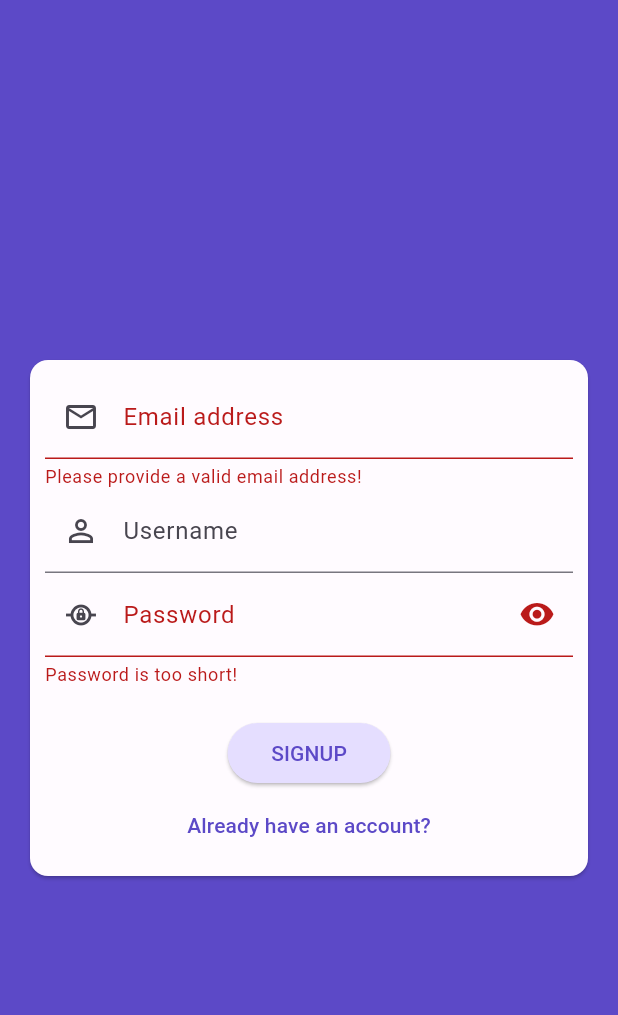
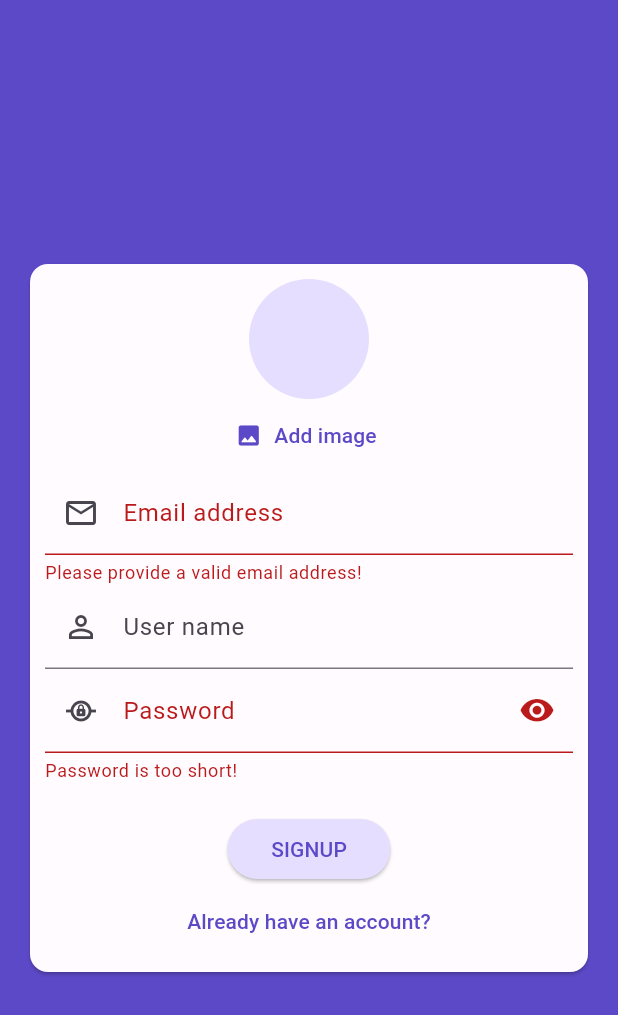
Before and after one commit to Enayat01/chat_app, a Flutter app: the screen it shows after launch, after a tap on "LOGIN", after a tap on "Create new account", on a phone screen of 412 x 824 dp. Shown: the top 1015 px of the screen. Run offline on Flutter 3.47's test engine with Material 2 defaults, Android fonts, the phone set to English and light mode, and no system bars; drawn by our look-alikes of dynamic_color; our stand-ins replace cloud_firestore, firebase_auth, firebase_core, firebase_messaging, flutter_local_notifications, image_picker; accounts and stored records are empty.

Commit message:
App icon Image picker Bug fixes and improvements

```diff
--- /dev/null
+++ b/lib/config/constants.dart
@@ -0,0 +1,22 @@
+const appTitle = 'Chat Room';
+const logout = 'logout';
+const signInErrorMsg = 'An error occurred, please check your credentials!';
+
+///Auth form texts
+const emailLabel = 'Email address';
+const emailValidationText = 'Please provide a valid email address!';
+const userNameLabel = 'User name';
+const userNameValidationText = 'Username must be at least 4 characters.';
+const passwordLabel = 'Password';
+const passwordValidationText = 'Password is too short!';
+const loginButtonText = 'LOGIN';
+const signupButtonText = 'SIGNUP';
+const newAccountText = 'Create new account';
+const accountExistsText = 'Already have an account?';
+const addImageButtonText = 'Add image';
+const imageValidationText = 'Please pick an image.';
+
+///Auth form value keys
+const emailKey = 'email';
+const usernameKey = 'username';
+const passwordKey = 'password';
--- a/lib/main.dart
+++ b/lib/main.dart
@@ -10,8 +10,11 @@ import 'config/color_schemes.dart';
 import 'screens/auth_screen.dart';
 import 'screens/chat_screen.dart';
 
+@pragma('vm:entry-point')
 Future<void> backgroundHandler(RemoteMessage message) async {
-  print(message.notification!.title);
+  await Firebase.initializeApp();
+  debugPrint(message.notification!.title);
+  debugPrint("Handling a background message: ${message.messageId}");
 }
 
 FirebaseMessaging messaging = FirebaseMessaging.instance;
--- a/lib/services/notification_service.dart
+++ b/lib/services/notification_service.dart
@@ -6,7 +6,7 @@ class NotificationService {
       FlutterLocalNotificationsPlugin();
 
   static void initialize() {
-    // initializationSettings  for Android
+    /// initializationSettings  for Android
     const InitializationSettings initializationSettings =
         InitializationSettings(
       android: AndroidInitializationSettings("@mipmap/ic_launcher"),
--- a/lib/widgets/auth/auth_form.dart
+++ b/lib/widgets/auth/auth_form.dart
@@ -1,4 +1,8 @@
+import 'dart:io';
+
+import 'package:chat_app/config/constants.dart';
 import 'package:flutter/material.dart';
+import 'package:image_picker/image_picker.dart';
 
 class AuthForm extends StatefulWidget {
   final bool isLoading;
@@ -7,7 +11,6 @@ class AuthForm extends StatefulWidget {
     String password,
     String username,
     bool isLogin,
-    BuildContext ctx, //context for snackBar
   ) submitForm;
   const AuthForm(this.submitForm, this.isLoading, {Key? key}) : super(key: key);
 
@@ -17,27 +20,48 @@ class AuthForm extends StatefulWidget {
 
 class _AuthFormState extends State<AuthForm> {
   final _formKey = GlobalKey<FormState>();
-  var _isObscurePassword = true; // hidden password
-  var _isLogin = true;
-  var _userEmail = '';
-  var _userName = '';
-  var _userPassword = '';
+  bool _isObscurePassword = true; // hidden password
+  bool _showLogin = true;
+  String _userEmail = '';
+  String _userName = '';
+  String _userPassword = '';
+  final _picker = ImagePicker();
+  File? _pickedImage;
 
   void _submit() {
     final isValid = _formKey.currentState?.validate();
-    if (isValid == false) {
+    FocusScope.of(context).unfocus(); //close the soft keyboard after submit
+    if (_pickedImage == null && !_showLogin) {
+      ///Show error message
+      ScaffoldMessenger.of(context).showSnackBar(
+        SnackBar(
+          content: const Text(imageValidationText),
+          backgroundColor: Theme.of(context).errorColor,
+        ),
+      );
+      return;
+    }
+
+    if (isValid == false || isValid == null) {
       return; //returning if validation fails
     }
-    FocusScope.of(context).unfocus(); //close the soft keyboard after submit
+
     _formKey.currentState?.save();
-    //using values to send auth request
+
+    ///using values to send auth request
     widget.submitForm(
       _userEmail.trim(),
       _userPassword.trim(),
       _userName.trim(),
-      _isLogin,
-      context,
+      _showLogin,
     );
+  }
+
+  void _pickImage(ImageSource source) async {
+    final image = await _picker.pickImage(source: source);
+    setState(() {
+      _pickedImage = File(image!.path);
+    });
   }
 
   @override
@@ -53,17 +77,34 @@ class _AuthFormState extends State<AuthForm> {
               child: Column(
                 mainAxisSize: MainAxisSize.min,
                 children: [
+                  if (!_showLogin)
+                    CircleAvatar(
+                      radius: 40,
+                      backgroundColor:
+                          Theme.of(context).colorScheme.primaryContainer,
+                      backgroundImage: _pickedImage == null
+                          ? null
+                          : FileImage(_pickedImage!),
+                    ),
+                  if (!_showLogin)
+                    TextButton.icon(
+                      onPressed: () {
+                        _pickImage(ImageSource.gallery);
+                      },
+                      icon: const Icon(Icons.image_rounded),
+                      label: const Text(addImageButtonText),
+                    ),
                   TextFormField(
-                    key: const ValueKey('email'),
+                    key: const ValueKey(emailKey),
                     keyboardType: TextInputType.emailAddress,
                     decoration: const InputDecoration(
-                      labelText: 'Email address',
+                      labelText: emailLabel,
                       prefixIcon: Icon(Icons.email_outlined),
                     ),
                     validator: (value) {
                       //checking for empty field and it must contain @ symbol
-                      if (value!.isEmpty || !value.contains("@")) {
-                        return 'Please provide a valid email address!';
+                      if (value!.isEmpty || !value.contains('@')) {
+                        return emailValidationText;
                       }
                       return null;
                     },
@@ -74,17 +115,17 @@ class _AuthFormState extends State<AuthForm> {
                     },
                   ),
 
-                  if (!_isLogin) // show username if in signup mode
+                  if (!_showLogin) // show username if in signup mode
                     TextFormField(
-                      key: const ValueKey('username'),
+                      key: const ValueKey(usernameKey),
                       decoration: const InputDecoration(
-                        labelText: 'Username',
+                        labelText: userNameLabel,
                         prefixIcon: Icon(Icons.person_outline_outlined),
                       ),
                       validator: (value) {
                         //checking for empty field and setting min length required
                         if (value!.isEmpty || value.length < 4) {
-                          return 'Username must be at least 4 characters.';
+                          return userNameValidationText;
                         }
                         return null;
                       },
@@ -96,10 +137,10 @@ class _AuthFormState extends State<AuthForm> {
                     ),
 
                   TextFormField(
-                    key: const ValueKey('password'),
+                    key: const ValueKey(passwordKey),
                     obscureText: _isObscurePassword,
                     decoration: InputDecoration(
-                      labelText: 'Password',
+                      labelText: passwordLabel,
                       prefixIcon:
                           const Icon(Icons.private_connectivity_outlined),
                       suffixIcon: IconButton(
@@ -117,7 +158,7 @@ class _AuthFormState extends State<AuthForm> {
                     validator: (value) {
                       //checking for empty field and setting min length required
                       if (value!.isEmpty || value.length < 5) {
-                        return 'Password is too short!';
+                        return passwordValidationText;
                       }
                       return null;
                     },
@@ -141,7 +182,8 @@ class _AuthFormState extends State<AuthForm> {
                       ),
                       child: Padding(
                         padding: const EdgeInsets.all(5.0),
-                        child: Text(_isLogin ? 'LOGIN' : 'SIGNUP'),
+                        child: Text(
+                            _showLogin ? loginButtonText : signupButtonText),
                       ),
                     ),
 
@@ -149,12 +191,12 @@ class _AuthFormState extends State<AuthForm> {
                     TextButton(
                       onPressed: () {
                         setState(() {
-                          _isLogin = !_isLogin;
+                          _showLogin = !_showLogin;
                         });
                       },
-                      child: Text(_isLogin
-                          ? 'Create new account'
-                          : 'Already have an account?'),
+                      child: Text(
+                        _showLogin ? newAccountText : accountExistsText,
+                      ),
                     ),
                 ],
               ),
```
Also changed, not shown: lib/screens/auth_screen.dart (+11 -10 lines), lib/screens/chat_screen.dart (+56 -59 lines), lib/widgets/auth/image_picker_dialog.dart (added, +40 -0 lines), pubspec.yaml (+10 -0 lines), assets/icons/launcher_icon.png (added), pubspec.lock, 30 other files.
